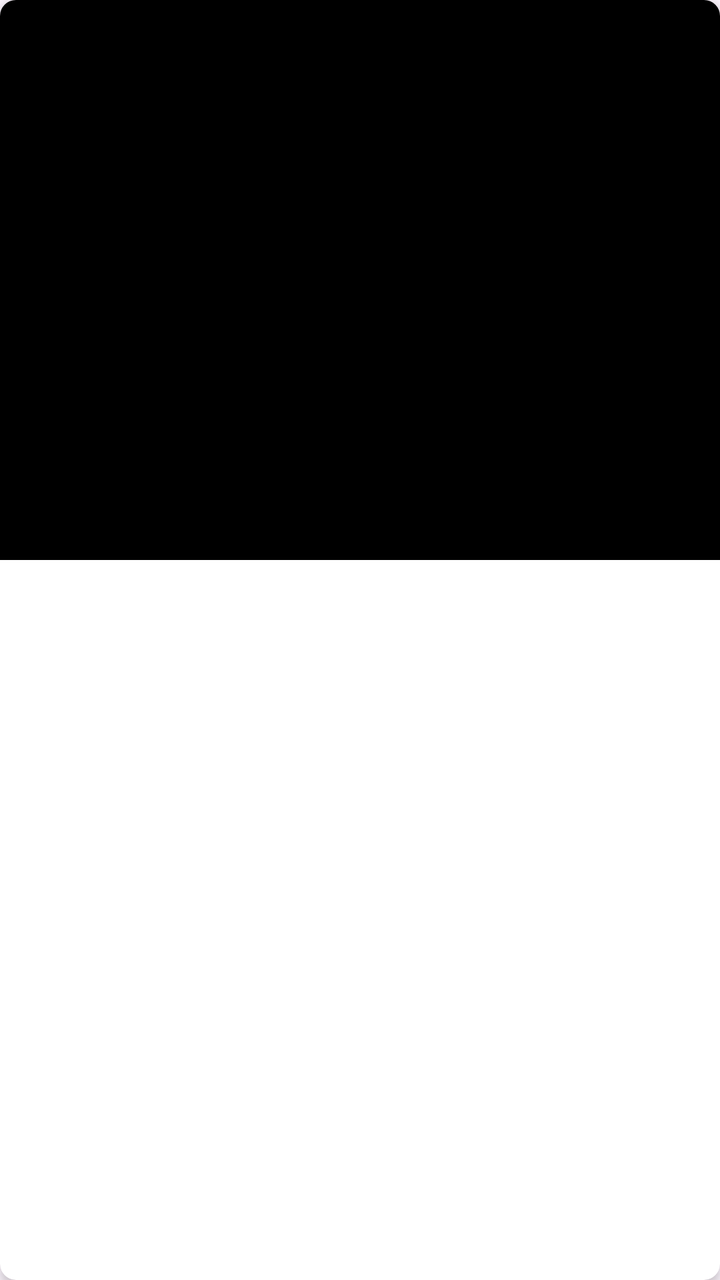
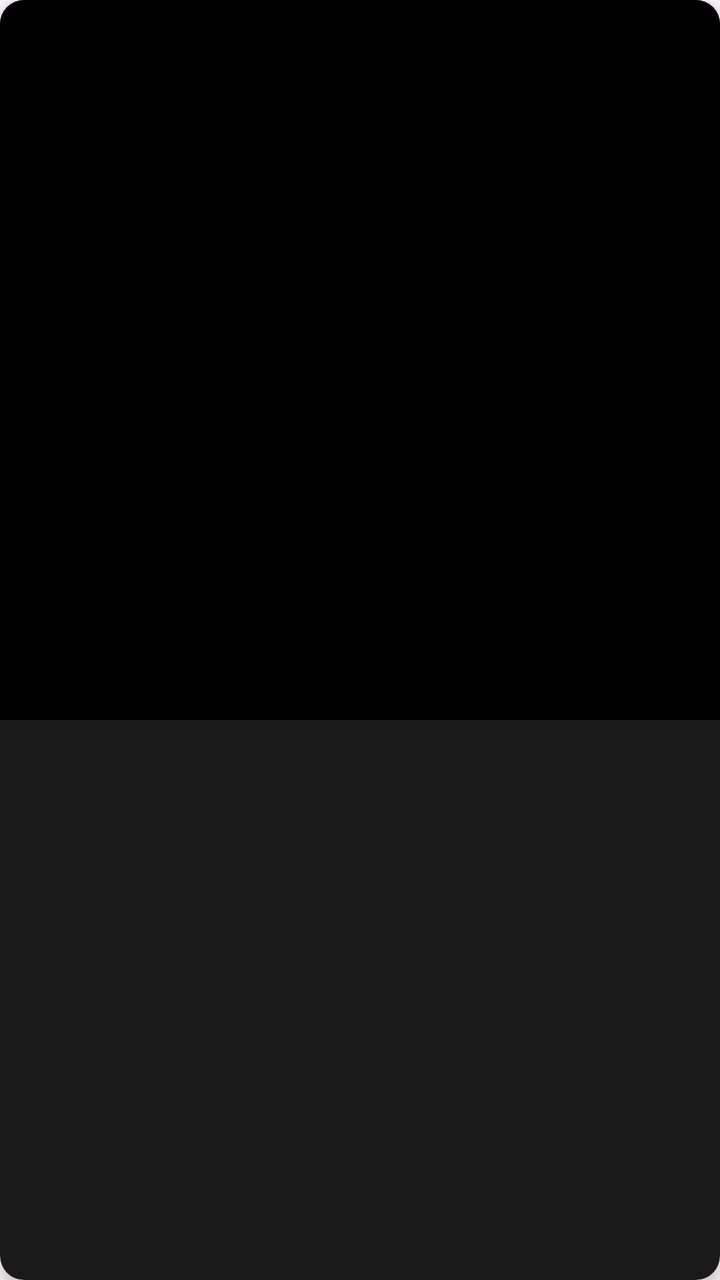

The first picture is an Android layout as it rendered before a commit; the second is the same layout after the commit. The layout source and the unified diff follow.
<!-- AndroidManifest.xml: application theme Theme.YouToText -->
<!-- res/layout/item_gallery.xml -->
<?xml version="1.0" encoding="utf-8"?>
<androidx.cardview.widget.CardView xmlns:android="http://schemas.android.com/apk/res/android"
    xmlns:app="http://schemas.android.com/apk/res-auto"
    android:layout_width="match_parent"
    android:layout_height="wrap_content"
    android:layout_margin="4dp"
    app:cardCornerRadius="8dp"
    app:cardElevation="3dp">

    <ImageView
        android:id="@+id/ivPreview"
        android:layout_width="match_parent"
        android:layout_height="280dp"
        android:background="#000000"
        android:scaleType="fitCenter"
        android:padding="4dp"
        android:contentDescription="Vista previa ASCII" />
</androidx.cardview.widget.CardView>
<!-- resources referenced by this layout -->
<resources>
  <style name="Theme.YouToText" parent="Base.Theme.YouToText" />
  <style name="Base.Theme.YouToText" parent="Theme.Material3.DayNight.NoActionBar">
          
          
      </style>
</resources>

<!-- the commit's change to res/layout/item_gallery.xml (unified diff, before → after) -->
@@ -1,18 +1,21 @@
 <?xml version="1.0" encoding="utf-8"?>
-<androidx.cardview.widget.CardView xmlns:android="http://schemas.android.com/apk/res/android"
+<androidx.cardview.widget.CardView
+    xmlns:android="http://schemas.android.com/apk/res/android"
     xmlns:app="http://schemas.android.com/apk/res-auto"
     android:layout_width="match_parent"
     android:layout_height="wrap_content"
-    android:layout_margin="4dp"
-    app:cardCornerRadius="8dp"
-    app:cardElevation="3dp">
+    android:layout_margin="6dp"
+    app:cardBackgroundColor="#1A1A1A"
+    app:cardCornerRadius="12dp"
+    app:cardElevation="4dp">
 
+    
     <ImageView
         android:id="@+id/ivPreview"
         android:layout_width="match_parent"
-        android:layout_height="280dp"
+        android:layout_height="360dp"
         android:background="#000000"
-        android:scaleType="fitCenter"
-        android:padding="4dp"
-        android:contentDescription="Vista previa ASCII" />
+        android:contentDescription="Vista previa ASCII"
+        android:scaleType="fitXY" />
+
 </androidx.cardview.widget.CardView>
